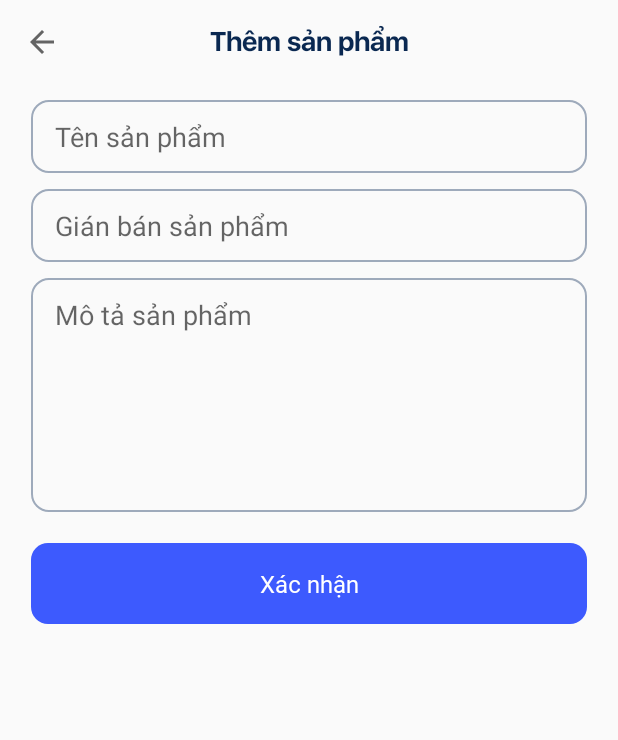
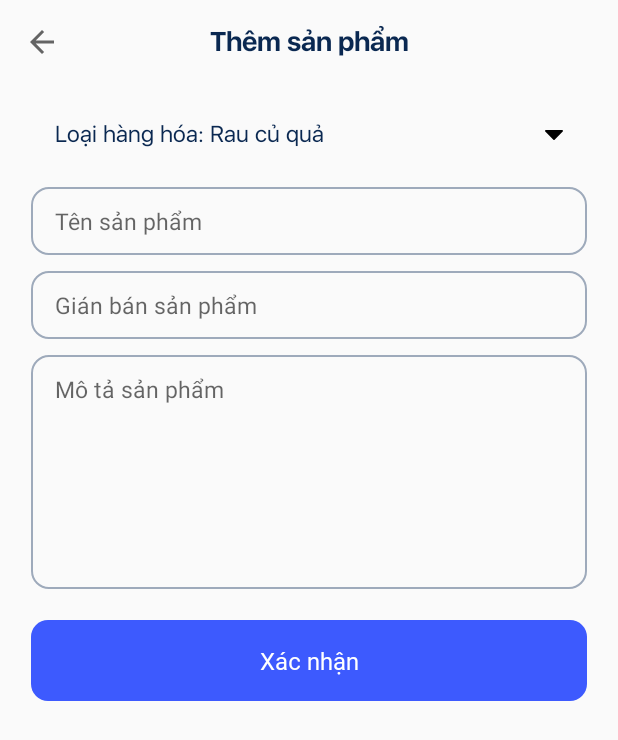
Before and after one commit to ngovanthinh/AppSell, an Android app: the NewProductFragment screen opened through its navigation route, on a phone screen of 412 x 824 dp. Shown: the top 740 px of the screen. Run offline under Robolectric (Android 15) with nearby library versions, the phone set to English and light mode, and no system bars; our stand-ins replace Firebase (no records; nobody signed in at launch, a user with empty details on screens opened directly), sdp/ssp sizes; libraries missing offline, so code that uses them is left out: com.tapadoo.alerter.

Commit message:
update logic type product

```diff
--- a/app/build.gradle
+++ b/app/build.gradle
@@ -67,4 +67,9 @@ dependencies {
 
     implementation 'com.intuit.sdp:sdp-android:1.0.6'
     implementation 'com.intuit.ssp:ssp-android:1.0.6'
+
+    implementation "android.arch.lifecycle:extensions:1.1.1"
+    annotationProcessor "android.arch.lifecycle:compiler:1.1.1"
+
+    implementation 'androidx.lifecycle:lifecycle-viewmodel-ktx:2.3.1'
 }
--- a/app/src/main/java/com/example/appsell/model/Product.kt
+++ b/app/src/main/java/com/example/appsell/model/Product.kt
@@ -5,6 +5,7 @@ class Product(
     var cost : Long,
     var description : String,
     var key: String,
+    var type: String,
 ){
-    constructor(): this("",0,"","")
+    constructor(): this("",0,"","","")
 }
--- a/app/src/main/java/com/example/appsell/view/HomeFragment.kt
+++ b/app/src/main/java/com/example/appsell/view/HomeFragment.kt
@@ -12,6 +12,7 @@ import androidx.activity.OnBackPressedCallback
 import androidx.core.content.ContextCompat
 import androidx.core.view.isVisible
 import androidx.fragment.app.Fragment
+import androidx.lifecycle.ViewModelProvider
 import androidx.navigation.fragment.findNavController
 import androidx.recyclerview.widget.DividerItemDecoration
 import com.example.appsell.R
@@ -20,6 +21,7 @@ import com.example.appsell.adapter.SliderAdapter
 import com.example.appsell.model.Product
 import com.example.appsell.model.Profile
 import com.example.appsell.model.SliderItem
+import com.example.appsell.viewmodel.MainViewModel
 import com.google.firebase.database.DataSnapshot
 import com.google.firebase.database.DatabaseError
 import com.google.firebase.database.ValueEventListener
@@ -32,6 +34,7 @@ import kotlinx.android.synthetic.main.fragment_home.*
 import kotlinx.android.synthetic.main.fragment_list_product.*
 
 class HomeFragment : Fragment() {
+    lateinit var viewModel: MainViewModel
 
     private var isManager: Boolean = false
     lateinit var adapter: SliderAdapter
@@ -54,6 +57,8 @@ class HomeFragment : Fragment() {
         sliderItems.add(SliderItem(R.drawable.img_4, ""))
 
         adapter = SliderAdapter(requireContext(), sliderItems)
+
+        viewModel = ViewModelProvider(requireActivity()).get(MainViewModel::class.java)
     }
 
     override fun onCreateView(
--- a/app/src/main/java/com/example/appsell/view/LoginFragment.kt
+++ b/app/src/main/java/com/example/appsell/view/LoginFragment.kt
@@ -20,6 +20,7 @@ import kotlinx.android.synthetic.main.fragment_login.*
 import java.lang.Exception
 
 class LoginFragment : Fragment() {
+
 
     private var isShowPass = false
 
--- a/app/src/main/java/com/example/appsell/view/MainActivity.kt
+++ b/app/src/main/java/com/example/appsell/view/MainActivity.kt
@@ -2,12 +2,17 @@ package com.example.appsell.view
 
 import android.os.Bundle
 import androidx.appcompat.app.AppCompatActivity
+import androidx.lifecycle.ViewModelProvider
 import com.example.appsell.R
+import com.example.appsell.viewmodel.MainViewModel
 
 class MainActivity : AppCompatActivity() {
+    lateinit var viewModel: MainViewModel
     override fun onCreate(savedInstanceState: Bundle?) {
         super.onCreate(savedInstanceState)
         setContentView(R.layout.activity_main)
+
+        viewModel = ViewModelProvider(this).get(MainViewModel::class.java)
     }
 
     override fun onBackPressed() {
--- a/app/src/main/java/com/example/appsell/view/OrderManagerFragment.kt
+++ b/app/src/main/java/com/example/appsell/view/OrderManagerFragment.kt
@@ -2,8 +2,12 @@ package com.example.appsell.view
 
 import android.os.Bundle
 import android.view.LayoutInflater
+import android.view.MenuItem
 import android.view.View
 import android.view.ViewGroup
+import android.widget.PopupMenu
+import android.widget.Toast
+import androidx.annotation.MenuRes
 import androidx.fragment.app.Fragment
 import androidx.navigation.fragment.findNavController
 import androidx.recyclerview.widget.DividerItemDecoration
--- /dev/null
+++ b/app/src/main/java/com/example/appsell/viewmodel/MainViewModel.kt
@@ -0,0 +1,9 @@
+package com.example.appsell.viewmodel
+
+import android.app.Application
+import androidx.lifecycle.AndroidViewModel
+
+class MainViewModel(application: Application) : AndroidViewModel(application) {
+    var check: Int = 0
+
+}
--- /dev/null
+++ b/app/src/main/res/drawable/ic_drop_down.xml
@@ -0,0 +1,4 @@
+<vector android:height="11.999903dp" android:viewportHeight="123.958"
+    android:viewportWidth="123.959" android:width="12dp" xmlns:android="http://schemas.android.com/apk/res/android">
+    <path android:fillColor="#FF000000" android:pathData="M117.979,28.017h-112c-5.3,0 -8,6.4 -4.2,10.2l56,56c2.3,2.3 6.1,2.3 8.401,0l56,-56C125.979,34.417 123.279,28.017 117.979,28.017z"/>
+</vector>
--- a/app/src/main/res/layout/fragment_new_product.xml
+++ b/app/src/main/res/layout/fragment_new_product.xml
@@ -37,6 +37,22 @@
 
     </androidx.constraintlayout.widget.ConstraintLayout>
 
+    <TextView
+        style="@style/TextPrimary"
+        android:paddingBottom="12dp"
+        android:paddingTop="12dp"
+        android:layout_marginStart="@dimen/_16sdp"
+        android:layout_marginTop="@dimen/_8sdp"
+        android:layout_marginEnd="@dimen/_16sdp"
+        android:id="@+id/type_product"
+        app:layout_constraintTop_toBottomOf="@id/layout_header"
+        android:layout_width="match_parent"
+        android:layout_height="wrap_content"
+        android:text="@string/type_product"
+        android:paddingEnd="16dp"
+        android:paddingStart="16dp"
+        app:drawableEndCompat="@drawable/ic_drop_down" />
+
     <EditText
         android:id="@+id/edt_name_product"
         style="@style/InputForm"
@@ -47,9 +63,9 @@
         android:layout_marginEnd="@dimen/_16sdp"
         android:autofillHints="true"
         android:hint="@string/hint_name_product"
-        android:inputType="text"
+        android:inputType="textCapSentences|text"
         android:singleLine="true"
-        app:layout_constraintTop_toBottomOf="@id/layout_header" />
+        app:layout_constraintTop_toBottomOf="@id/type_product" />
 
     <EditText
         android:id="@+id/edt_cost_product"
@@ -77,7 +93,7 @@
         android:autofillHints="true"
         android:gravity="top"
         android:hint="@string/hint_description_product"
-        android:inputType="textMultiLine"
+        android:inputType="textMultiLine|textCapSentences"
         app:layout_constraintTop_toBottomOf="@id/edt_cost_product" />
 
     <LinearLayout
--- a/app/src/main/res/layout/fragment_profile.xml
+++ b/app/src/main/res/layout/fragment_profile.xml
@@ -46,7 +46,7 @@
         android:layout_marginEnd="@dimen/_16sdp"
         android:autofillHints="true"
         android:hint="Họ và tên"
-        android:inputType="text"
+        android:inputType="text|textCapSentences"
         android:singleLine="true"
         app:layout_constraintTop_toBottomOf="@id/layout_header" />
 
@@ -65,7 +65,6 @@
         android:singleLine="true"
         app:layout_constraintTop_toBottomOf="@id/edt_full_name" />
 
-
     <EditText
         android:id="@+id/edt_address"
         style="@style/InputForm"
@@ -77,7 +76,7 @@
         android:autofillHints="true"
         android:gravity="top"
         android:hint="Địa chỉ"
-        android:inputType="textMultiLine"
+        android:inputType="textMultiLine|textCapSentences"
         app:layout_constraintTop_toBottomOf="@id/edt_date" />
 
     <TextView
--- /dev/null
+++ b/app/src/main/res/menu/menu.xml
@@ -0,0 +1,18 @@
+<?xml version="1.0" encoding="utf-8"?>
+<menu xmlns:android="http://schemas.android.com/apk/res/android">
+
+    <item
+        android:id="@+id/header1"
+        android:title="@string/vegetable" />
+    <item
+        android:id="@+id/header2"
+        android:title="@string/packaged_food" />
+    <item
+        android:id="@+id/header3"
+        android:title="@string/fresh_meat" />
+
+    <item
+        android:id="@+id/header4"
+        android:title="@string/different" />
+
+</menu>
--- a/app/src/main/res/values/strings.xml
+++ b/app/src/main/res/values/strings.xml
@@ -39,5 +39,10 @@
     <string name="transfer">Chuyển khoản</string>
     <string name="payment_message">Thanh toán thành công</string>
     <string name="order_manager">Quản lý đơn hàng</string>
+    <string name="vegetable">Rau củ quả</string>
+    <string name="packaged_food">Thực phẩm đóng gói</string>
+    <string name="fresh_meat">Thịt tươi sống</string>
+    <string name="type_product">Loại hàng hóa: </string>
+    <string name="different">Loại khác</string>
 
 </resources>
--- a/app/src/main/res/values/styles.xml
+++ b/app/src/main/res/values/styles.xml
@@ -5,6 +5,7 @@
         <item name="android:background">@drawable/bg_input</item>
         <item name="android:paddingLeft">16dp</item>
         <item name="android:paddingRight">16dp</item>
+        <item name="android:textSize">15sp</item>
         <item name="android:paddingTop">12dp</item>
         <item name="android:paddingBottom">12dp</item>
     </style>
```
Also changed, not shown: app/src/main/java/com/example/appsell/adapter/ProductAdapter.kt (+12 -6 lines), app/src/main/java/com/example/appsell/base/Constant.kt (+12 -7 lines), app/src/main/java/com/example/appsell/view/ListProductFragment.kt (+9 -3 lines), app/src/main/java/com/example/appsell/view/NewProductFragment.kt (+80 -7 lines), app/src/main/res/layout/fragment_list_product.xml (+22 -22 lines), app/src/main/res/layout/item_product.xml (+10 -2 lines).
